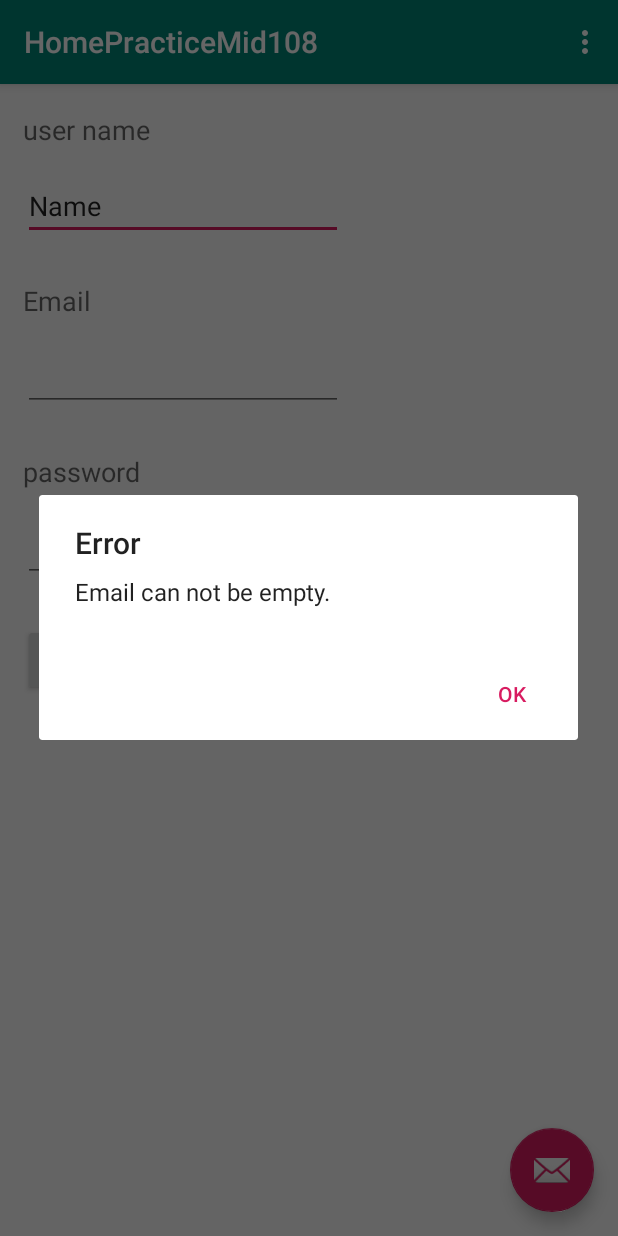
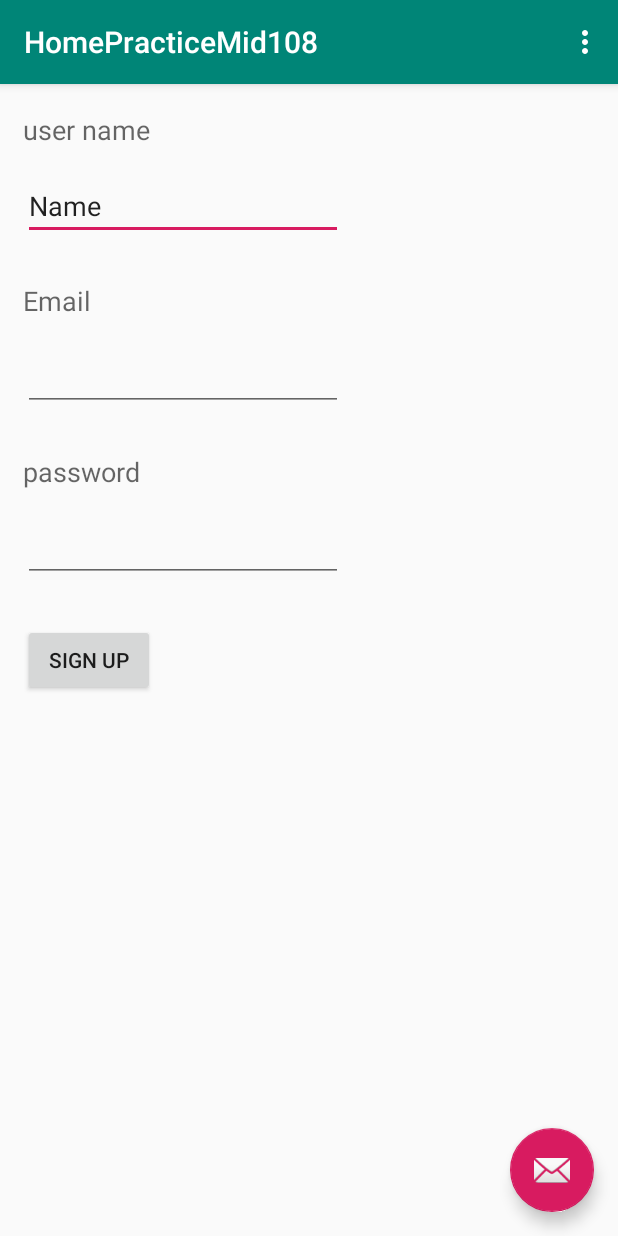
Before and after one commit to wendy89711/HomePracticeMid108, an Android app: the screen it shows after launch (MainActivity), after a tap on "SIGN UP", on a phone screen of 412 x 824 dp. Run offline under Robolectric (Android 15) with nearby library versions, the phone set to English and light mode, and no system bars.

Commit message:
刪除再練習一次

```diff
--- a/app/src/main/java/com/wen/MainActivity.java
+++ b/app/src/main/java/com/wen/MainActivity.java
@@ -20,8 +20,8 @@ public class MainActivity extends AppCompatActivity {
     private TextView username;
     private TextView email;
     private TextView password;
-    private ImageView image_errorname;
-    private ImageView image_errorpassword;
+    private ImageView errorname;
+    private ImageView errorpass;
     @Override
     protected void onCreate(Bundle savedInstanceState) {
         super.onCreate(savedInstanceState);
@@ -31,8 +31,8 @@ public class MainActivity extends AppCompatActivity {
         username = findViewById(R.id.ed_name);
         email = findViewById(R.id.ed_mail);
         password = findViewById(R.id.ed_password);
-        image_errorname = findViewById(R.id.image_errorname);
-        image_errorpassword = findViewById(R.id.image_errorpassword);
+        errorname = findViewById(R.id.image_errorname);
+        errorpass = findViewById(R.id.image_errorpassword);
         FloatingActionButton fab = findViewById(R.id.fab);
         fab.setOnClickListener(new View.OnClickListener() {
             @Override
@@ -42,26 +42,16 @@ public class MainActivity extends AppCompatActivity {
         });
     }
     public void reset() {
-        Intent intent2 = new Intent(this,MainActivity.class);
-        startActivity(intent2);
+        Intent intent = new Intent(this,MainActivity.class);
+        startActivity(intent);
     }
     public void button(View view) {
         username.getText();
-        email.getText();//想不到輸入搜尋是否有＠的方法
         password.getText();
+        email.getText();
         if (username.length() >= 3 && email.length() != 0 && password.length() >= 6) {
-            Intent intent = new Intent(this,ResultActivity.class); //不熟
+            Intent intent = new Intent(this,ResultActivity.class);
             startActivity(intent);
-        } else if (username.length() < 3) {
-            image_errorname.setVisibility(View.VISIBLE);
-        } else if (email.length() == 0) {
-            new AlertDialog.Builder(MainActivity.this)//不熟
-                    .setTitle("Error")
-                    .setMessage("Email can not be empty.")
-                    .setPositiveButton("OK",null)
-                    .show();
-        } else if (password.length() < 6) {
-            image_errorpassword.setVisibility(View.VISIBLE);
         }
     }
     @Override
```
Also changed, not shown: app/src/main/java/com/wen/ResultActivity.java (+5 -13 lines).
